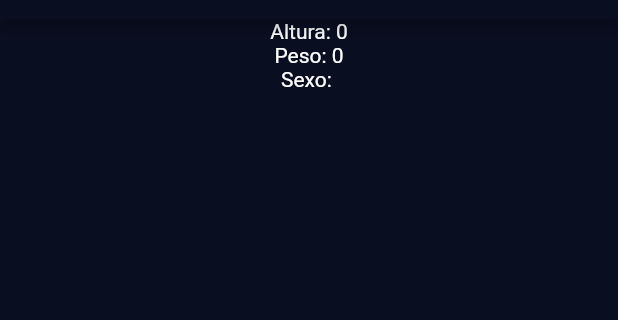
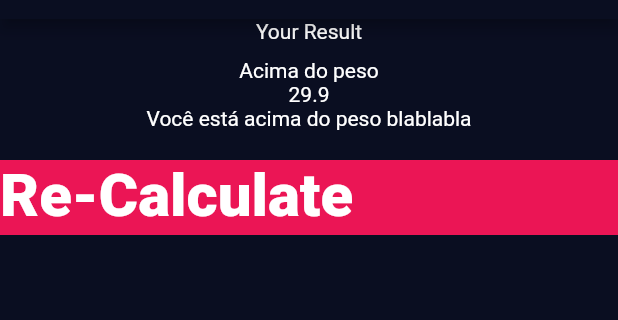
Before and after one commit to ElexandroTorres/BMI-Calculator, a Flutter app: the ResultScreen screen opened directly with empty values, on a phone screen of 412 x 824 dp, the part 65-385 px from its top. Run offline on Flutter 3.47's test engine with Material 2 defaults, Android fonts, the phone set to English and light mode, and no system bars; our stand-ins replace font_awesome_flutter.

Commit message:
Result screen simple widgets layout

```diff
--- a/lib/ui/screens/input_screen.dart
+++ b/lib/ui/screens/input_screen.dart
@@ -5,6 +5,7 @@ import 'package:bmi_calculator/ui/widgets/icon_content.dart';
 import 'package:bmi_calculator/ui/widgets/simple_card.dart';
 import 'package:bmi_calculator/constants.dart';
 import 'package:bmi_calculator/ui/widgets/round_icon_button.dart';
+import 'package:bmi_calculator/ui/widgets/bottom_button.dart';
 
 class InputScreen extends StatefulWidget {
   @override
@@ -213,7 +214,8 @@ class _InputScreenState extends State<InputScreen> {
               ],
             ),
           ),
-          GestureDetector(
+          BottomButton(
+            text: 'Calculate',
             onTap: () {
               Navigator.pushNamed(context, '/result', arguments: {
                 'height': height,
@@ -221,16 +223,6 @@ class _InputScreenState extends State<InputScreen> {
                 'gender': selectedGender.toString()
               });
             },
-            child: Container(
-              child: Text(
-                'CALCULATE',
-                style: kNumberTextStyle,
-              ),
-              color: kBottomContainerColor,
-              margin: EdgeInsets.only(top: 10.0),
-              width: double.infinity,
-              height: kBottomContainerHeight,
-            ),
           ),
         ],
       ),
--- a/lib/ui/screens/results_screen.dart
+++ b/lib/ui/screens/results_screen.dart
@@ -1,4 +1,5 @@
 import 'package:flutter/material.dart';
+import 'package:bmi_calculator/ui/widgets/bottom_button.dart';
 
 class ResultScreen extends StatelessWidget {
   Map bmiData = {};
@@ -9,15 +10,26 @@ class ResultScreen extends StatelessWidget {
         appBar: AppBar(
           title: Text('BMI CALCULATOR'),
         ),
-      body: Center(
+        body: Column(
+          children: [
+            Text('Your Result'),
+            Container(
+              padding: EdgeInsets.all(10.0),
               child: Column(
                 children: [
-            Text('Altura: ${bmiData['height']}'),
-            Text('Peso: ${bmiData['weight']}'),
-            Text('Sexo: ${bmiData['gender']}')
+                  Text('Acima do peso'),
+                  Text('29.9'),
+                  Text('Você está acima do peso blablabla'),
                 ],
               ),
             ),
-    );
+            BottomButton(
+              text: 'Re-Calculate',
+              onTap: () {
+                Navigator.pop(context);
+              },
+            ),
+          ],
+        ));
   }
 }
--- /dev/null
+++ b/lib/ui/widgets/bottom_button.dart
@@ -0,0 +1,26 @@
+import 'package:flutter/material.dart';
+import 'package:bmi_calculator/constants.dart';
+
+class BottomButton extends StatelessWidget {
+  final String text;
+  final VoidCallback onTap;
+
+  BottomButton({required this.text, required this.onTap});
+
+  @override
+  Widget build(BuildContext context) {
+    return GestureDetector(
+      onTap: onTap,
+      child: Container(
+        child: Text(
+          text,
+          style: kNumberTextStyle,
+        ),
+        color: kBottomContainerColor,
+        margin: EdgeInsets.only(top: 10.0),
+        width: double.infinity,
+        height: kBottomContainerHeight,
+      ),
+    );
+  }
+}
```
Lines whose indentation alone changed are shown as unchanged.
